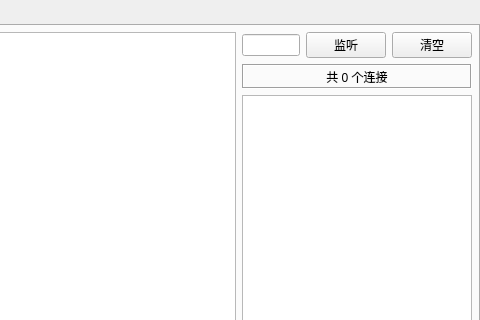
Above: netserver/form/frmmain.ui from feiyangqingyun/QWidgetDemo before the change; both pictures show x 320 to 800 and y 0 to 320 of the 800 by 600 pixel window. Below: the same form after it.
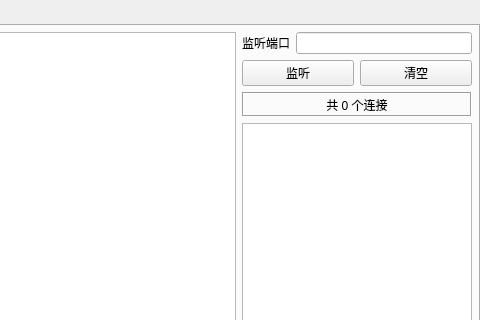
That is the form after the change. The open tabs and pages were chosen to show the change.

The edit to the form file:
```diff
--- a/netserver/form/frmmain.ui
+++ b/netserver/form/frmmain.ui
@@ -63,7 +63,7 @@
            <height>16777215</height>
           </size>
          </property>
-         <layout class="QGridLayout" name="gridLayout_2">
+         <layout class="QGridLayout" name="gridLayout">
           <property name="leftMargin">
            <number>0</number>
           </property>
@@ -76,27 +76,35 @@
           <property name="bottomMargin">
            <number>0</number>
           </property>
-          <item row="2" column="0" colspan="3">
-           <widget class="QListWidget" name="listWidget1"/>
+          <item row="0" column="0" colspan="2">
+           <layout class="QHBoxLayout" name="horizontalLayout_3">
+            <item>
+             <widget class="QLabel" name="labListenPort1">
+              <property name="text">
+               <string>监听端口</string>
+              </property>
+             </widget>
+            </item>
+            <item>
+             <widget class="QLineEdit" name="txtListenPort1"/>
+            </item>
+           </layout>
           </item>
-          <item row="0" column="0">
-           <widget class="QLineEdit" name="txtListenPort1"/>
-          </item>
-          <item row="0" column="2">
-           <widget class="QPushButton" name="btnClear1">
-            <property name="text">
-             <string>清空</string>
-            </property>
-           </widget>
-          </item>
-          <item row="0" column="1">
+          <item row="1" column="0">
            <widget class="QPushButton" name="btnListen1">
             <property name="text">
              <string>监听</string>
             </property>
            </widget>
           </item>
-          <item row="1" column="0" colspan="3">
+          <item row="1" column="1">
+           <widget class="QPushButton" name="btnClear1">
+            <property name="text">
+             <string>清空</string>
+            </property>
+           </widget>
+          </item>
+          <item row="2" column="0" colspan="2">
            <widget class="QLabel" name="labCount1">
             <property name="minimumSize">
              <size>
@@ -118,6 +126,9 @@
             </property>
            </widget>
           </item>
+          <item row="3" column="0" colspan="2">
+           <widget class="QListWidget" name="listWidget1"/>
+          </item>
          </layout>
         </widget>
        </item>
@@ -155,7 +166,7 @@
            <height>16777215</height>
           </size>
          </property>
-         <layout class="QGridLayout" name="gridLayout_3">
+         <layout class="QGridLayout" name="gridLayout_2">
           <property name="leftMargin">
            <number>0</number>
           </property>
```
Left out of the diff: 31 changed lines with no effect on the pictures.
